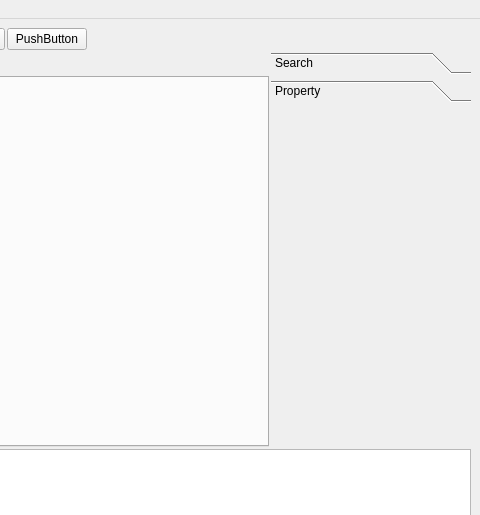
Old version of the form src/eda_qt/mainwindow.ui in the repository youks3/youks3; both pictures show x 576 to 1056 and y 0 to 515 of the 1056 by 672 pixel window.
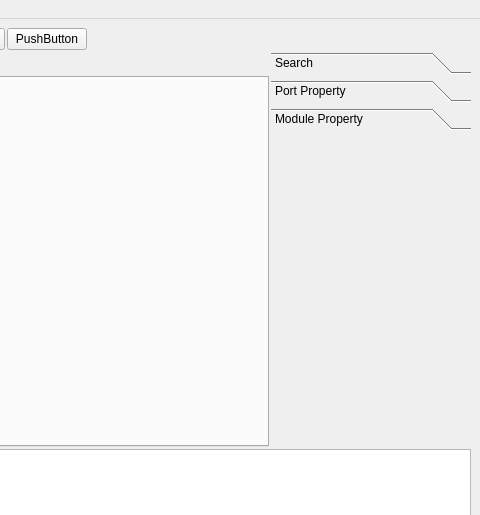
New version of the form.

Commit message: 添加module属性

What changed in the file:
```diff
--- a/src/eda_qt/mainwindow.ui
+++ b/src/eda_qt/mainwindow.ui
@@ -222,7 +222,7 @@
            </size>
           </property>
           <property name="currentIndex">
-           <number>1</number>
+           <number>2</number>
           </property>
           <widget class="QWidget" name="toolbox_search">
            <property name="geometry">
@@ -243,11 +243,11 @@
              <x>0</x>
              <y>0</y>
              <width>200</width>
-             <height>330</height>
+             <height>304</height>
             </rect>
            </property>
            <attribute name="label">
-            <string>Property</string>
+            <string>Port Property</string>
            </attribute>
            <widget class="QWidget" name="gridLayoutWidget">
             <property name="geometry">
@@ -261,6 +261,22 @@
             <layout class="QGridLayout" name="gridLayout_2"/>
            </widget>
           </widget>
+          <widget class="QWidget" name="toolbox_m_property">
+           <attribute name="label">
+            <string>Module Property</string>
+           </attribute>
+           <widget class="QWidget" name="gridLayoutWidget_2">
+            <property name="geometry">
+             <rect>
+              <x>0</x>
+              <y>0</y>
+              <width>191</width>
+              <height>301</height>
+             </rect>
+            </property>
+            <layout class="QGridLayout" name="gridLayout_3"/>
+           </widget>
+          </widget>
          </widget>
         </item>
        </layout>
```
Left out of the diff: 2 changed lines with no effect on the pictures. The commit also changes 4 other files.
